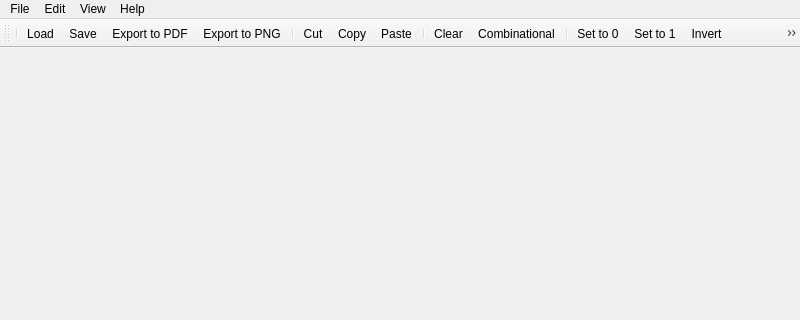
Above: app/bewaveddolphin.ui from GIBIS-UNIFESP/wiRedPanda before the change; both pictures show x 0 to 800 and y 0 to 320 of the 800 by 600 pixel window. Below: the same form after it.
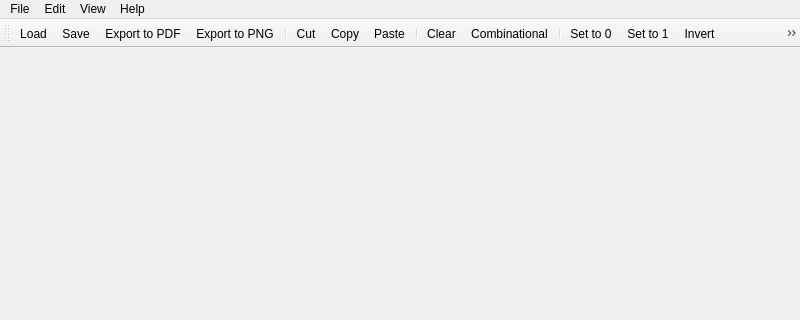
That is the form after the change. Icons and pictures are not drawn.

Commit message: Remove unnecessary separator

```diff
--- a/app/bewaveddolphin.ui
+++ b/app/bewaveddolphin.ui
@@ -49,7 +49,6 @@
    <attribute name="toolBarBreak">
     <bool>false</bool>
    </attribute>
-   <addaction name="separator"/>
    <addaction name="actionLoad"/>
    <addaction name="actionSave"/>
    <addaction name="actionExportToPdf"/>
```
Left out of the diff: 9 changed lines with no effect on the pictures.
